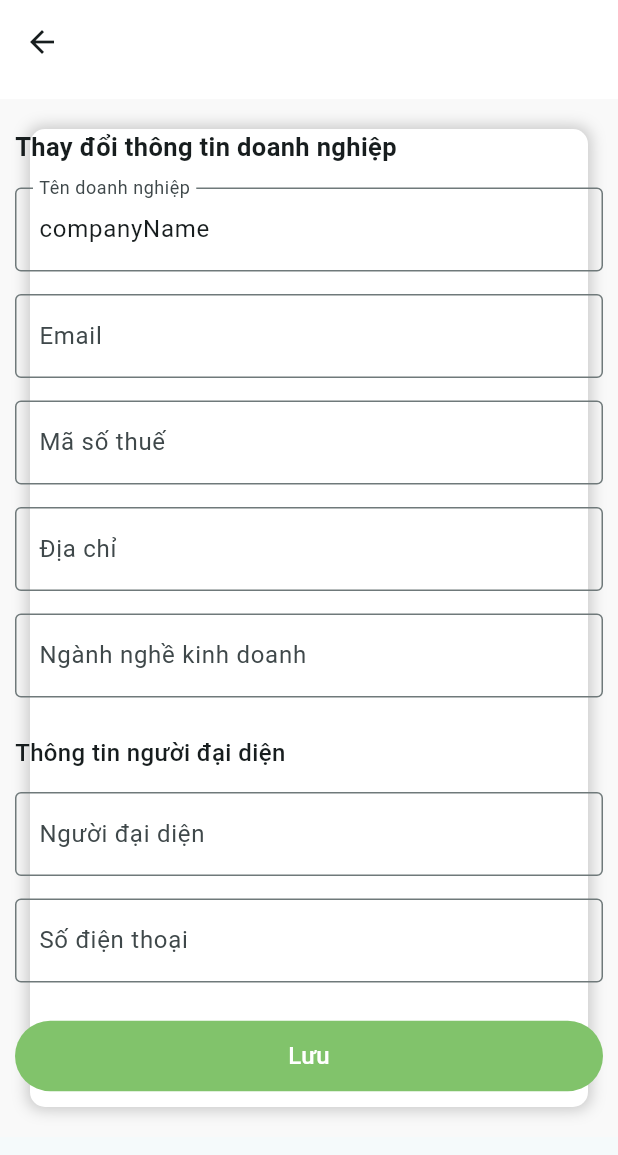
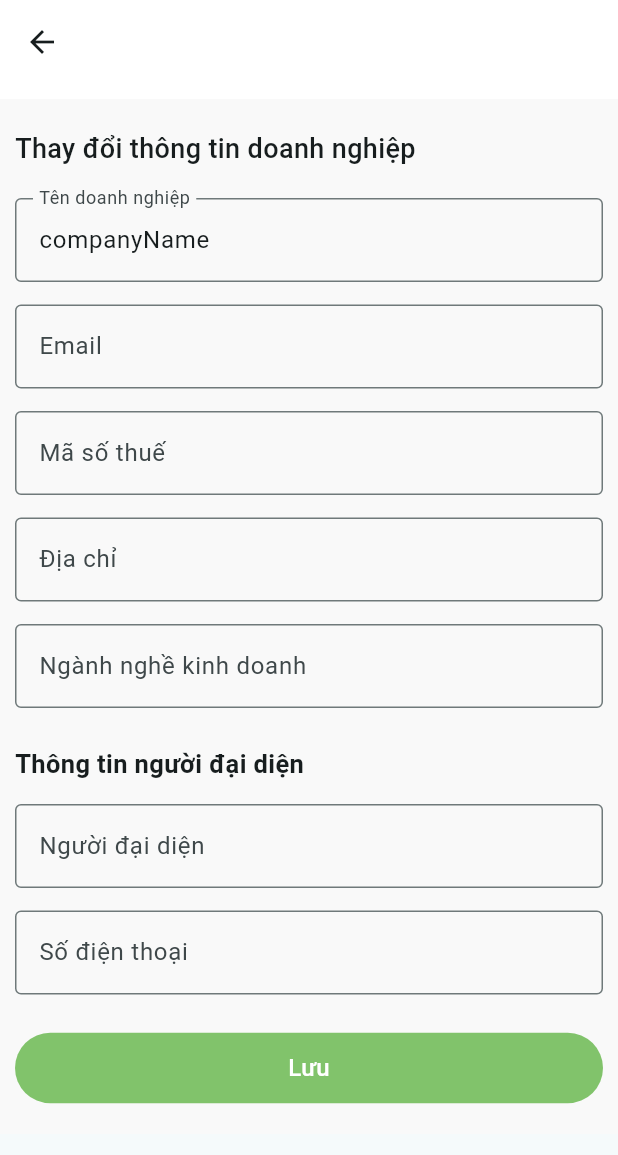
Before and after one commit to nhile14112003/Carbon_Credit_Trading_App, a Flutter app: the ProfilePage screen opened by its route, after a tap on "Thay đổi thông tin", on a phone screen of 412 x 824 dp. Shown: the top 1155 px of the screen. Run offline on Flutter 3.47's test engine with Material 3 defaults, Android fonts, the light colour scheme and no system bars.

Commit message:
Fix: Profile of business

```diff
--- a/carbon_credit_trading/lib/main.dart
+++ b/carbon_credit_trading/lib/main.dart
@@ -1,5 +1,6 @@
 import 'package:carbon_credit_trading/pages/business_options_page.dart';
 import 'package:carbon_credit_trading/pages/buyer_page.dart';
+import 'package:carbon_credit_trading/pages/change_pass.dart';
 import 'package:carbon_credit_trading/pages/change_profile.dart';
 
 import 'package:carbon_credit_trading/pages/forgetpass_page.dart';
@@ -28,7 +29,7 @@ class MyApp extends StatelessWidget {
         colorScheme: ColorScheme.fromSeed(seedColor: Colors.white),
         useMaterial3: true, // should be changed
       ),
-      initialRoute: '/profile',
+      initialRoute: '/change_profile',
       routes: {
         '/login': (context) => const LoginPage(),
         '/business_options': (context) => const BusinessOptionsPage(),
@@ -39,6 +40,7 @@ class MyApp extends StatelessWidget {
         '/seller': (context) => const SellerPage(),
         '/profile': (context) => const ProfilePage(),
         '/change_profile': (context) => const ChangeProfilePage(),
+        '/change_pass': (context) => const ChangePassPage(),
       },
     );
   }
--- a/carbon_credit_trading/lib/pages/change_pass.dart
+++ b/carbon_credit_trading/lib/pages/change_pass.dart
@@ -5,14 +5,14 @@ import 'package:carbon_credit_trading/theme/custome_appbar.dart';
 import 'package:carbon_credit_trading/theme/custome_emailfield.dart';
 import 'package:flutter/material.dart';
 
-class ForgetPassPage extends StatefulWidget {
-  const ForgetPassPage({super.key});
+class ChangePassPage extends StatefulWidget {
+  const ChangePassPage({super.key});
 
   @override
-  createState() => _ForgetPassPage();
+  createState() => _ChangePassPage();
 }
 
-class _ForgetPassPage extends State<ForgetPassPage> {
+class _ChangePassPage extends State<ChangePassPage> {
   final TextEditingController emailController = TextEditingController();
   final TextEditingController passwordController = TextEditingController();
   final UserService userService = UserService();
--- a/carbon_credit_trading/lib/pages/change_profile.dart
+++ b/carbon_credit_trading/lib/pages/change_profile.dart
@@ -5,7 +5,6 @@ import 'package:flutter/material.dart';
 
 class ChangeProfilePage extends StatefulWidget {
   const ChangeProfilePage({super.key});
-
   @override
   createState() => _ChangeProfilePageState();
 }
@@ -17,11 +16,9 @@ class _ChangeProfilePageState extends State<ChangeProfilePage> {
   final TextEditingController companyNameController =
       TextEditingController(text: "companyName");
   String? errorMessage;
-
   void _changProfile() async {
     String password = passwordController.text.trim();
     String passwordAgain = passwordAgainController.text.trim();
-
     if (password != passwordAgain) {
       setState(() {
         errorMessage = "Mật khẩu không trùng khớp";
@@ -30,7 +27,7 @@ class _ChangeProfilePageState extends State<ChangeProfilePage> {
       setState(() {
         errorMessage = null;
       });
-      // actions when change profile successfully
+      //actions when change profile successfully
     }
   }
 
@@ -41,41 +38,18 @@ class _ChangeProfilePageState extends State<ChangeProfilePage> {
         body: SafeArea(
             child: Container(
           color: AppColors.greyBackGround,
-          child: Stack(
-            children: [
-              // Khung trắng nằm bên dưới
-              Positioned.fill(
-                child: Container(
-                  margin: const EdgeInsets.all(
-                      20), // Đặt margin để khung trắng không chạm vào cạnh
-                  decoration: BoxDecoration(
-                    color: Colors.white,
-                    borderRadius: BorderRadius.circular(10),
-                    boxShadow: [
-                      BoxShadow(
-                        color: Colors.black.withOpacity(0.2),
-                        blurRadius: 8,
-                        spreadRadius: 2,
-                      ),
-                    ],
-                  ),
-                ),
-              ),
-              // Nội dung có thể cuộn nằm bên trên khung trắng
-              SingleChildScrollView(
+          padding: const EdgeInsets.symmetric(horizontal: 10, vertical: 20),
+          child: SingleChildScrollView(
             physics: const BouncingScrollPhysics(),
-                padding:
-                    const EdgeInsets.symmetric(horizontal: 10, vertical: 20),
             child: Column(
               crossAxisAlignment: CrossAxisAlignment.start,
               children: <Widget>[
                 const Text(
                   "Thay đổi thông tin doanh nghiệp",
-                      style:
-                          TextStyle(fontSize: 17, fontWeight: FontWeight.w600),
+                  style: TextStyle(fontSize: 18, fontWeight: FontWeight.w500),
                 ),
-                    const SizedBox(height: 15),
-                    // Tên doanh nghiệp
+                const SizedBox(height: 20),
+                // Custom Email Field
                 TextField(
                   decoration: const InputDecoration(
                     labelText: 'Tên doanh nghiệp',
@@ -89,10 +63,9 @@ class _ChangeProfilePageState extends State<ChangeProfilePage> {
                 const SizedBox(height: 15),
                 const TextField(
                   decoration: InputDecoration(
-                          labelText: "Mã số thuế",
-                          border: OutlineInputBorder()),
+                      labelText: "Mã số thuế", border: OutlineInputBorder()),
                 ),
-                    // Địa chỉ
+                // Custom Password Field
                 const SizedBox(height: 15),
                 const TextField(
                   decoration: InputDecoration(
@@ -110,8 +83,7 @@ class _ChangeProfilePageState extends State<ChangeProfilePage> {
                 const SizedBox(height: 25),
                 const Text(
                   "Thông tin người đại diện",
-                      style:
-                          TextStyle(fontWeight: FontWeight.w500, fontSize: 16),
+                  style: TextStyle(fontWeight: FontWeight.w600, fontSize: 17),
                 ),
                 const SizedBox(height: 15),
                 const TextField(
@@ -130,7 +102,8 @@ class _ChangeProfilePageState extends State<ChangeProfilePage> {
                 const SizedBox(height: 15),
                 if (errorMessage != null)
                   Container(
-                        width: double.infinity,
+                    width: double
+                        .infinity, // ensure container width equal to window's width
                     alignment: Alignment.center,
                     child: Text(
                       errorMessage!,
@@ -139,7 +112,7 @@ class _ChangeProfilePageState extends State<ChangeProfilePage> {
                     ),
                   ),
                 const SizedBox(height: 10),
-                    // Nút Lưu
+                // Đăng nhập Button
                 SizedBox(
                   width: MediaQuery.of(context).size.width,
                   child: TextButton(
@@ -154,14 +127,9 @@ class _ChangeProfilePageState extends State<ChangeProfilePage> {
                     ),
                   ),
                 ),
-                    const SizedBox(height: 10),
               ],
             ),
           ),
-            ],
-          ),
-        ),
-      ),
-    );
+        )));
   }
 }
--- a/carbon_credit_trading/lib/pages/profile_page.dart
+++ b/carbon_credit_trading/lib/pages/profile_page.dart
@@ -16,7 +16,7 @@ class ProfilePage extends StatelessWidget {
             Expanded(
               child: Container(
                 decoration: BoxDecoration(
-                  color: Colors.white, // Đặt màu nền của container
+                  color: Colors.white, // Màu nền của container
                   borderRadius: BorderRadius.circular(10),
                   boxShadow: [
                     BoxShadow(
@@ -35,99 +35,39 @@ class ProfilePage extends StatelessWidget {
                     child: Column(
                       crossAxisAlignment: CrossAxisAlignment.start,
                       children: [
-                        Row(
-                          children: [
-                            CircleAvatar(
-                              radius: 30,
-                              backgroundColor: Colors.grey[300],
-                              child: const Icon(Icons.person, size: 30),
-                            ),
-                            const SizedBox(width: 20),
-                            const Expanded(
-                              child: Column(
-                                crossAxisAlignment: CrossAxisAlignment.start,
-                                children: [
-                                  Text(
-                                    'Renewable Biomass Energy Ventures',
-                                    style: TextStyle(
-                                      fontSize: 16,
-                                      fontWeight: FontWeight.bold,
-                                    ),
-                                  ),
-                                  Text(
-                                    'andi@renewablebiomass.id',
-                                    style: TextStyle(color: Colors.grey),
-                                  ),
-                                ],
-                              ),
-                            ),
-                          ],
+                        // Hình đại diện lớn và ở giữa
+                        const Center(
+                          // Căn giữa
+                          child: CircleAvatar(
+                            radius: 50, // Kích thước hình đại diện
+                            backgroundColor: Color.fromARGB(255, 200, 200,
+                                200), // Màu nền của hình đại diện
+                            child: Icon(Icons.person,
+                                size: 50), // Kích thước icon lớn hơn
+                          ),
                         ),
                         const SizedBox(height: 20),
-                        const Text(
-                          'Tên doanh nghiệp: Renewable Biomass Energy Ventures',
-                          style: TextStyle(fontSize: 16),
-                        ),
-                        const SizedBox(height: 10),
-                        const Text(
-                          'Mã số thuế: 1029384756',
-                          style: TextStyle(fontSize: 16),
-                        ),
-                        const SizedBox(height: 10),
-                        const Text(
-                          'Địa chỉ: Jakarta, Indonesia',
-                          style: TextStyle(fontSize: 16),
-                        ),
-                        const SizedBox(height: 10),
-                        const Text(
-                          'Ngành nghề kinh doanh: Năng lượng sinh khối và tái tạo',
-                          style: TextStyle(fontSize: 16),
-                        ),
-                        const SizedBox(height: 10),
-                        const Text(
-                          'Email: andi@renewablebiomass.id',
-                          style: TextStyle(fontSize: 16),
-                        ),
+                        _buildRichText('Tên doanh nghiệp:',
+                            'Renewable Biomass Energy Ventures'),
+                        const SizedBox(height: 20),
+                        _buildRichText('Mã số thuế:', '1029384756'),
+                        const SizedBox(height: 20),
+                        _buildRichText('Địa chỉ:', 'Jakarta, Indonesia'),
+                        const SizedBox(height: 20),
+                        _buildRichText('Ngành nghề kinh doanh:',
+                            'Năng lượng sinh khối và tái tạo'),
+                        const SizedBox(height: 20),
+                        _buildRichText('Email:', 'andi@renewablebiomass.id'),
                         const SizedBox(height: 20),
                         const Text(
                           'Thông tin người đại diện:',
                           style: TextStyle(
-                              fontSize: 17, fontWeight: FontWeight.bold),
+                              fontSize: 17, fontStyle: FontStyle.italic),
                         ),
                         const SizedBox(height: 10),
-                        const Text(
-                          'Họ và tên: Andi Pratama',
-                          style: TextStyle(fontSize: 16),
-                        ),
+                        _buildRichText('Họ và tên:', 'Andi Pratama'),
                         const SizedBox(height: 10),
-                        const Text(
-                          'Số điện thoại: +62 21 987 6543',
-                          style: TextStyle(fontSize: 16),
-                        ),
-                        const Text(
-                          'Số điện thoại: +62 21 987 6543',
-                          style: TextStyle(fontSize: 16),
-                        ),
-                        const Text(
-                          'Số điện thoại: +62 21 987 6543',
-                          style: TextStyle(fontSize: 16),
-                        ),
-                        const Text(
-                          'Số điện thoại: +62 21 987 6543',
-                          style: TextStyle(fontSize: 16),
-                        ),
-                        const Text(
-                          'Số điện thoại: +62 21 987 6543',
-                          style: TextStyle(fontSize: 16),
-                        ),
-                        const Text(
-                          'Số điện thoại: +62 21 987 6543',
-                          style: TextStyle(fontSize: 16),
-                        ),
-                        const Text(
-                          'Số điện thoại: +62 21 987 6543',
-                          style: TextStyle(fontSize: 16),
-                        ),
+                        _buildRichText('Số điện thoại:', '+62 21 987 6543'),
                       ],
                     ),
                   ),
@@ -159,7 +99,8 @@ class ProfilePage extends StatelessWidget {
                   SizedBox(
                     width: MediaQuery.of(context).size.width,
                     child: TextButton(
-                      onPressed: () => {},
+                      onPressed: () =>
+                          {Navigator.pushNamed(context, '/change_pass')},
                       style: TextButton.styleFrom(
                         backgroundColor: AppColors.greenButton,
                         padding: const EdgeInsets.symmetric(vertical: 12),
@@ -178,4 +119,30 @@ class ProfilePage extends StatelessWidget {
       ),
     );
   }
+
+  // Hàm giúp xây dựng RichText cho các hàng thông tin
+  Widget _buildRichText(String title, String value) {
+    return RichText(
+      text: TextSpan(
+        children: [
+          TextSpan(
+            text: title,
+            style: const TextStyle(
+              fontWeight: FontWeight.bold, // In đậm cho chỉ mục
+              fontSize: 21,
+              color: Colors.black, // Màu chữ
+            ),
+          ),
+          const TextSpan(text: ' '), // Khoảng cách giữa chỉ mục và giá trị
+          TextSpan(
+            text: value,
+            style: const TextStyle(
+              fontSize: 21, // Không in đậm
+              color: Colors.black, // Màu chữ
+            ),
+          ),
+        ],
+      ),
+    );
+  }
 }
```
Lines whose indentation alone changed are shown as unchanged.
